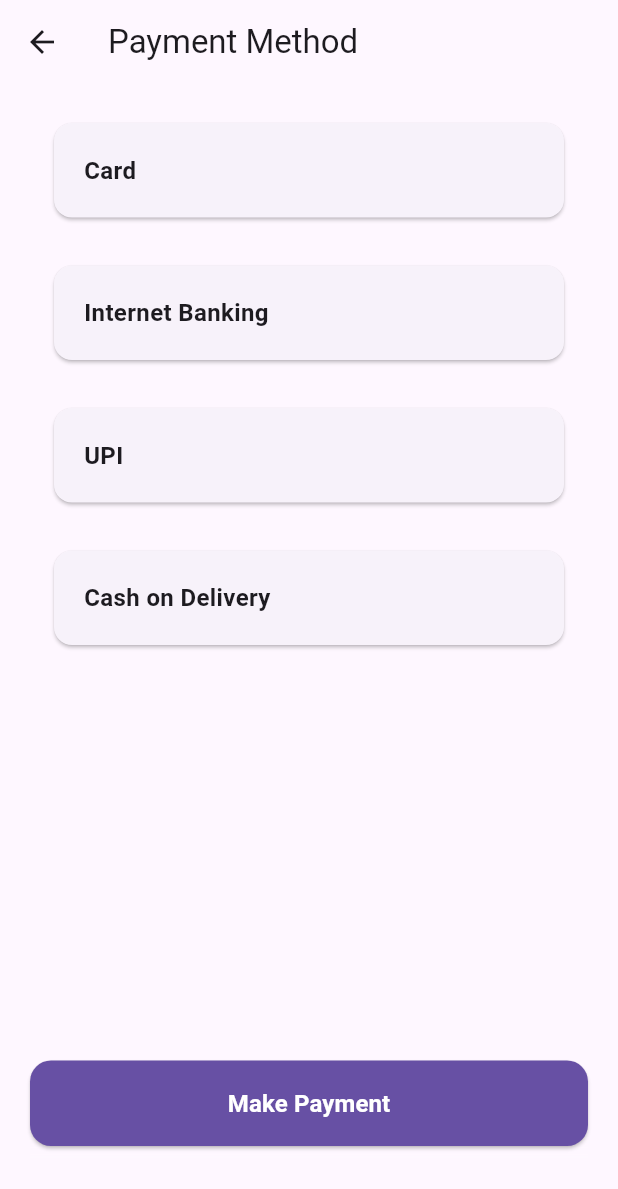
After one commit to dainavipurav/010_flutter_amazon_clone_app, a Flutter app: the PaymentMethod screen opened directly, on a phone screen of 412 x 824 dp. The commit adds this screen. Shown: the top 1189 px of the screen. Run offline on Flutter 3.47's test engine with Material 3 defaults, Android fonts, the light colour scheme and no system bars; our stand-ins replace cloud_firestore, firebase_auth, firebase_core, firebase_storage, flutter_svg, get and 1 more; accounts and stored records are empty.

Commit message:
feat : select payment method screen added

```diff
--- a/lib/core/enums.dart
+++ b/lib/core/enums.dart
@@ -10,3 +10,10 @@ enum AddressType {
   work,
   other,
 }
+
+enum PaymentType {
+  card,
+  internetBanking,
+  upi,
+  cod,
+}
--- a/lib/core/string_constants.dart
+++ b/lib/core/string_constants.dart
@@ -71,3 +71,5 @@ const String cityOrDistrict = 'City / District';
 const String cityValidation = 'City / District can\'t be empty';
 const String state = 'State';
 const String stateValidation = 'State can\'t be empty';
+const String makePayment = 'Make Payment';
+const String paymentMethod = 'Payment Method';
--- a/lib/screens/address/address_details_controller.dart
+++ b/lib/screens/address/address_details_controller.dart
@@ -1,4 +1,3 @@
-import 'package:amazon/screens/payment/payment.dart';
 import 'package:cloud_firestore/cloud_firestore.dart';
 import 'package:flutter/material.dart';
 import 'package:get/get.dart';
@@ -6,6 +5,7 @@ import 'package:get/get.dart';
 import '../../core/enums.dart';
 import '../../core/utils.dart';
 import '../../models/address.dart';
+import '../payment_method/payment_method.dart';
 
 class AddressDetailsController extends GetxController {
   final formKey = GlobalKey<FormState>();
@@ -52,10 +52,12 @@ class AddressDetailsController extends GetxController {
     final valid = formKey.currentState!.validate();
     if (valid) {
       await saveAddressToFirebase(context);
+      formKey.currentState!.reset();
+      selectedAddressOption.value = null;
       await Navigator.push(
         context,
         MaterialPageRoute(
-          builder: (context) => const Payment(),
+          builder: (context) => const PaymentMethod(),
         ),
       );
     }
--- a/lib/screens/payment/payment.dart
+++ /dev/null
@@ -1,17 +0,0 @@
-import 'package:flutter/material.dart';
-
-class Payment extends StatelessWidget {
-  const Payment({super.key});
-
-  @override
-  Widget build(BuildContext context) {
-    return Scaffold(
-      appBar: AppBar(
-        title: Text('Payment'),
-      ),
-      body: Center(
-        child: Text('Make Payment'),
-      ),
-    );
-  }
-}
--- /dev/null
+++ b/lib/screens/payment_method/payment_method.dart
@@ -0,0 +1,114 @@
+import 'package:flutter/material.dart';
+import 'package:get/get.dart';
+
+import '../../core/enums.dart';
+import '../../core/utils.dart';
+import '../../widgets/bottom_gadient.dart';
+import 'payment_method_controller.dart';
+
+class PaymentMethod extends StatefulWidget {
+  const PaymentMethod({super.key});
+
+  @override
+  State<PaymentMethod> createState() => _PaymentMethodState();
+}
+
+class _PaymentMethodState extends State<PaymentMethod> {
+  final xController = Get.put(PaymentMethodController());
+  @override
+  Widget build(BuildContext context) {
+    return Scaffold(
+      appBar: AppBar(
+        title: const Text(paymentMethod),
+      ),
+      body: Padding(
+        padding: const EdgeInsets.symmetric(
+          horizontal: 20,
+          vertical: 10,
+        ),
+        child: Stack(
+          children: [
+            ListView(
+              children: [
+                Column(
+                  children: PaymentType.values
+                      .map(
+                        (e) => paymentMethodItem(
+                            xController.getPaymentMethodName(e), e),
+                      )
+                      .toList(),
+                ),
+                const SizedBox(height: 120),
+              ],
+            ),
+            const BottomGradient(
+              height: 80,
+            ),
+            proceedToCheckout(),
+          ],
+        ),
+      ),
+    );
+  }
+
+  Widget paymentMethodItem(String text, PaymentType type) {
+    return Obx(
+      () {
+        return InkWell(
+          splashColor: Colors.transparent,
+          highlightColor: Colors.transparent,
+          onTap: () => xController.selectedType.value = type,
+          child: Card(
+            color: xController.selectedType.value == type
+                ? Theme.of(context).colorScheme.primary
+                : null,
+            margin: const EdgeInsets.all(16),
+            child: Padding(
+              padding: const EdgeInsets.all(20),
+              child: Row(
+                children: [
+                  Text(
+                    text,
+                    style: TextStyle(
+                      fontWeight: FontWeight.bold,
+                      fontSize: 16,
+                      color: xController.selectedType.value == type
+                          ? Colors.white
+                          : null,
+                    ),
+                  ),
+                ],
+              ),
+            ),
+          ),
+        );
+      },
+    );
+  }
+
+  Widget proceedToCheckout() {
+    return Positioned(
+      left: 0,
+      right: 0,
+      bottom: 50,
+      child: ElevatedButton(
+        onPressed: () => xController.makePayment(context),
+        style: ElevatedButton.styleFrom(
+          backgroundColor: Theme.of(context).colorScheme.primary,
+          foregroundColor: Colors.white,
+          shape: RoundedRectangleBorder(
+            borderRadius: BorderRadius.circular(14),
+          ),
+          padding: const EdgeInsets.all(17),
+        ),
+        child: const Text(
+          makePayment,
+          style: TextStyle(
+            fontWeight: FontWeight.bold,
+            fontSize: 16,
+          ),
+        ),
+      ),
+    );
+  }
+}
--- /dev/null
+++ b/lib/screens/payment_method/payment_method_controller.dart
@@ -0,0 +1,37 @@
+import 'package:flutter/material.dart';
+import 'package:get/get.dart';
+
+import '../../core/enums.dart';
+import '../../core/utils.dart';
+
+class PaymentMethodController extends GetxController {
+  Rxn<PaymentType> selectedType = Rxn();
+
+  String getPaymentMethodName(PaymentType type) {
+    switch (type) {
+      case PaymentType.card:
+        return 'Card';
+      case PaymentType.internetBanking:
+        return 'Internet Banking';
+      case PaymentType.upi:
+        return 'UPI';
+      case PaymentType.cod:
+        return 'Cash on Delivery';
+    }
+  }
+
+  void makePayment(BuildContext context) {
+    if (selectedType.value != PaymentType.cod) {
+      showSnackbar(
+        context,
+        content: 'Sorry! This payment method is curently unavailable.',
+      );
+      return;
+    }
+
+    showSnackbar(
+      context,
+      content: 'Items ordered successfully.',
+    );
+  }
+}
```
